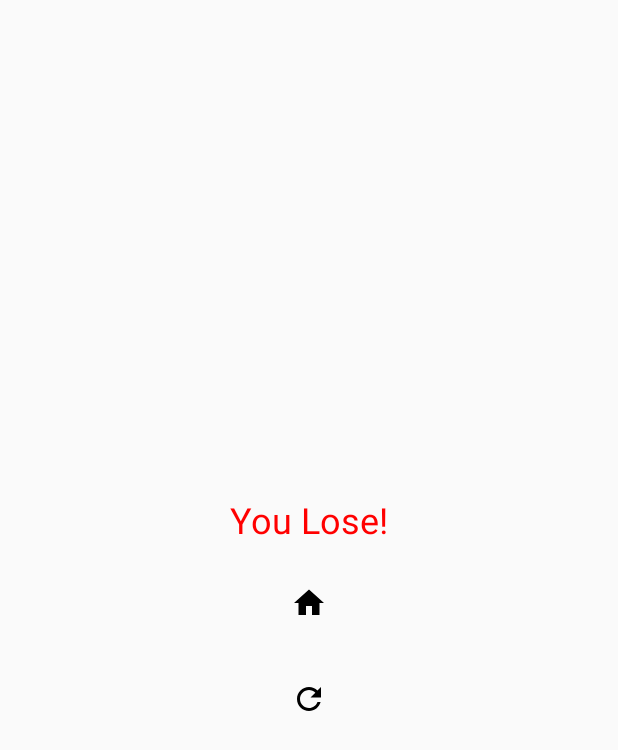
After one commit to TruePelmen/TestTaskGame, an Android app built with Jetpack Compose: the LoseScreen screen opened through its navigation route, on a phone screen of 412 x 824 dp. The commit adds this screen. Shown: the top 750 px of the screen. Run offline under Robolectric (Android 15) with nearby library versions, the phone set to English and light mode, and no system bars.

Commit message:
LoseScreen is ready(but there are several bugs)

```diff
--- a/app/src/main/java/com/example/testtaskgame/navigation/AppNavigation.kt
+++ b/app/src/main/java/com/example/testtaskgame/navigation/AppNavigation.kt
@@ -7,6 +7,7 @@ import androidx.navigation.compose.composable
 import androidx.navigation.compose.rememberNavController
 import com.example.testtaskgame.MainViewModel
 import com.example.testtaskgame.screens.GameScreen
+import com.example.testtaskgame.screens.LoseScreen
 import com.example.testtaskgame.screens.MainScreen
 import com.example.testtaskgame.screens.ResultsScreen
 import com.example.testtaskgame.screens.SettingsScreen
@@ -20,9 +21,10 @@ fun AppNavigation(modifier: Modifier = Modifier, viewModel: MainViewModel) {
         startDestination = "main"
     ) {
         composable("main") { MainScreen(navController, viewModel) }
-        composable("game") { GameScreen(viewModel) }
+        composable("game") { GameScreen(viewModel, navController) }
         composable("settings") { SettingsScreen(navController) }
         composable("results") { ResultsScreen(navController) }
-        composable("shop") { ShopScreen(navController) }
+        composable("shop") { ShopScreen(navController)}
+        composable("lose") { LoseScreen(navController, viewModel) }
     }
 }
--- /dev/null
+++ b/app/src/main/java/com/example/testtaskgame/screens/LoseScreen.kt
@@ -0,0 +1,62 @@
+package com.example.testtaskgame.screens
+
+import androidx.compose.foundation.layout.Arrangement
+import androidx.compose.foundation.layout.Column
+import androidx.compose.foundation.layout.Spacer
+import androidx.compose.foundation.layout.fillMaxSize
+import androidx.compose.foundation.layout.height
+import androidx.compose.foundation.layout.padding
+import androidx.compose.material.icons.Icons
+import androidx.compose.material.icons.filled.Home
+import androidx.compose.material.icons.filled.Refresh
+import androidx.compose.material3.Icon
+import androidx.compose.material3.IconButton
+import androidx.compose.material3.Text
+import androidx.compose.runtime.Composable
+import androidx.compose.ui.Alignment
+import androidx.compose.ui.Modifier
+import androidx.compose.ui.graphics.Color
+import androidx.compose.ui.unit.dp
+import androidx.compose.ui.unit.sp
+import androidx.navigation.NavController
+import com.example.testtaskgame.MainViewModel
+
+@Composable
+fun LoseScreen(
+    navController: NavController,
+    viewModel: MainViewModel
+) {
+    Column(
+        modifier = Modifier
+            .fillMaxSize()
+            .padding(16.dp),
+        verticalArrangement = Arrangement.Center,
+        horizontalAlignment = Alignment.CenterHorizontally
+    ) {
+        Text(
+            text = "You Lose!",
+            color = Color.Red,
+            fontSize = 24.sp
+        )
+        Spacer(modifier = Modifier.height(16.dp))
+        IconButton(onClick = {
+            viewModel.restart()
+            navController.navigate("main")
+        }) {
+            Icon(
+                Icons.Filled.Home, contentDescription = "Home"
+            )
+        }
+        Spacer(modifier = Modifier.height(16.dp))
+        IconButton(onClick = {
+            navController.clearBackStack("game")
+            navController.clearBackStack("lose")
+            viewModel.restart()
+            navController.popBackStack()
+        }) {
+            Icon(
+                Icons.Filled.Refresh, contentDescription = "Again"
+            )
+        }
+    }
+}
```
Also changed, not shown: app/src/main/java/com/example/testtaskgame/MainViewModel.kt (+11 -24 lines), app/src/main/java/com/example/testtaskgame/screens/GameScreen.kt (+8 -1 lines).
